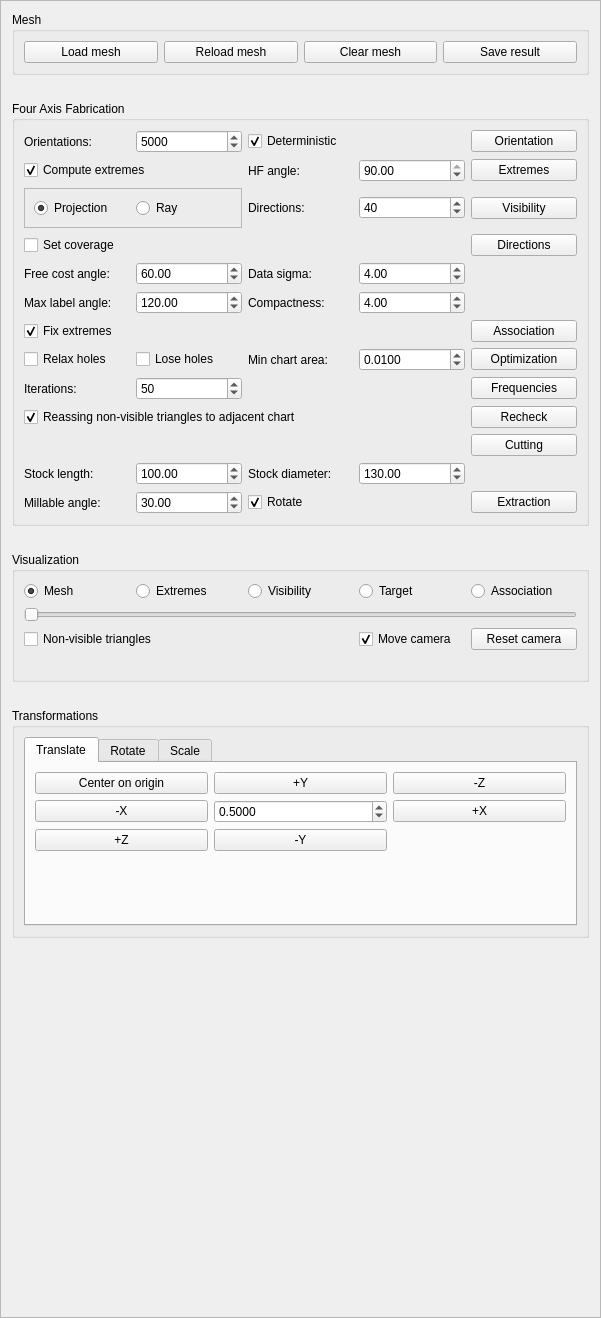
The window that GUI/managers/fouraxisfabricationmanager.ui (cg3hci/4AxisMilling) describes before a commit, drawn with Qt 5.
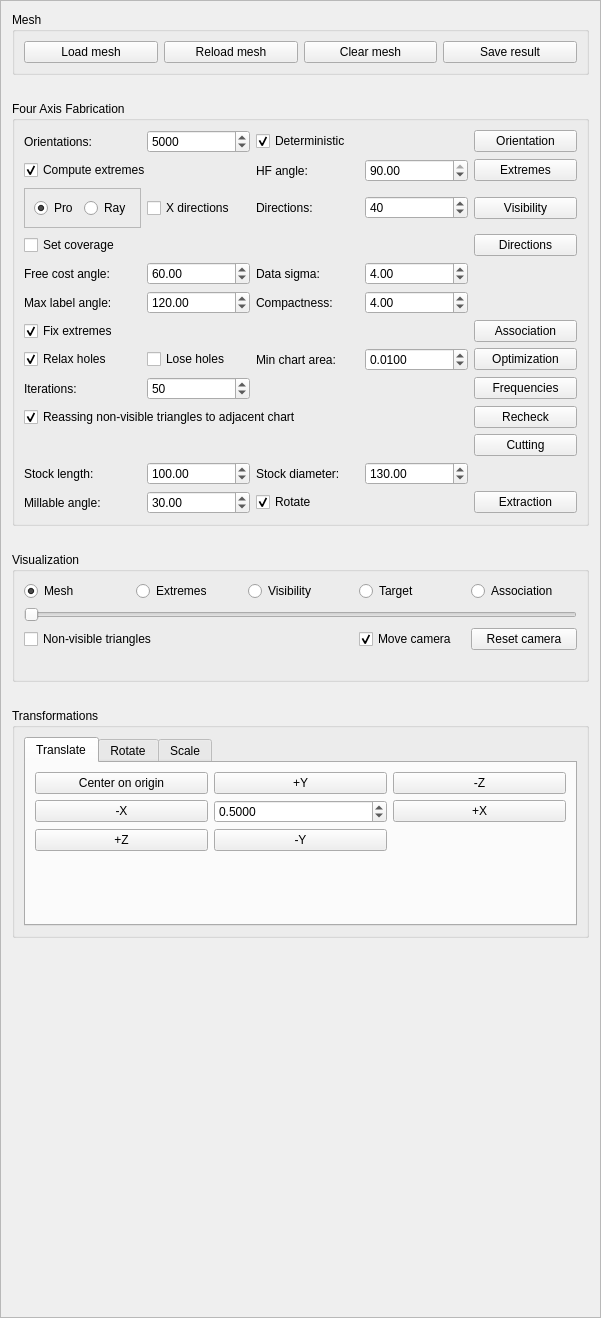
The same window after the commit.

Patch:
```diff
--- a/GUI/managers/fouraxisfabricationmanager.ui
+++ b/GUI/managers/fouraxisfabricationmanager.ui
@@ -371,246 +371,7 @@
       <string>Four Axis Fabrication</string>
      </property>
      <layout class="QGridLayout" name="gridLayout_4">
-      <item row="4" column="3">
-       <widget class="QLabel" name="checkVisibilityDirectionsLabel">
-        <property name="text">
-         <string>Directions:</string>
-        </property>
-       </widget>
-      </item>
-      <item row="4" column="4">
-       <widget class="QSpinBox" name="checkVisibilityDirectionsSpinBox">
-        <property name="maximum">
-         <number>360</number>
-        </property>
-        <property name="singleStep">
-         <number>2</number>
-        </property>
-        <property name="value">
-         <number>40</number>
-        </property>
-       </widget>
-      </item>
-      <item row="8" column="1">
-       <widget class="QLabel" name="getAssociationFreeCostAngleLabel">
-        <property name="text">
-         <string>Free cost angle:</string>
-        </property>
-       </widget>
-      </item>
-      <item row="0" column="1">
-       <widget class="QLabel" name="optimalOrientationOrientationsLabel">
-        <property name="text">
-         <string>Orientations:</string>
-        </property>
-       </widget>
-      </item>
-      <item row="0" column="3">
-       <widget class="QCheckBox" name="optimalOrientationDeterministicCheckBox">
-        <property name="layoutDirection">
-         <enum>Qt::LeftToRight</enum>
-        </property>
-        <property name="text">
-         <string>Deterministic</string>
-        </property>
-        <property name="checked">
-         <bool>true</bool>
-        </property>
-       </widget>
-      </item>
-      <item row="8" column="3">
-       <widget class="QLabel" name="getAssociationDataSigmaLabel">
-        <property name="text">
-         <string>Data sigma:</string>
-        </property>
-       </widget>
-      </item>
-      <item row="7" column="1" colspan="4">
-       <widget class="QCheckBox" name="targetDirectionsSetCoverageCheckBox">
-        <property name="text">
-         <string>Set coverage</string>
-        </property>
-        <property name="checked">
-         <bool>false</bool>
-        </property>
-       </widget>
-      </item>
-      <item row="7" column="5">
-       <widget class="QPushButton" name="targetDirectionsButton">
-        <property name="text">
-         <string>Directions</string>
-        </property>
-       </widget>
-      </item>
-      <item row="19" column="2">
-       <widget class="QDoubleSpinBox" name="extractResultsMillableAngleSpinBox">
-        <property name="maximum">
-         <double>90.000000000000000</double>
-        </property>
-        <property name="value">
-         <double>30.000000000000000</double>
-        </property>
-       </widget>
-      </item>
-      <item row="13" column="1">
-       <widget class="QCheckBox" name="optimizationRelaxHolesCheckBox">
-        <property name="text">
-         <string>Relax holes</string>
-        </property>
-        <property name="checked">
-         <bool>false</bool>
-        </property>
-       </widget>
-      </item>
-      <item row="18" column="3">
-       <widget class="QLabel" name="extractResultsStockDiameterLabel">
-        <property name="text">
-         <string>Stock diameter:</string>
-        </property>
-       </widget>
-      </item>
-      <item row="8" column="4">
-       <widget class="QDoubleSpinBox" name="getAssociationDataSigmaSpinBox">
-        <property name="minimum">
-         <double>0.050000000000000</double>
-        </property>
-        <property name="maximum">
-         <double>100.000000000000000</double>
-        </property>
-        <property name="singleStep">
-         <double>0.500000000000000</double>
-        </property>
-        <property name="value">
-         <double>4.000000000000000</double>
-        </property>
-       </widget>
-      </item>
-      <item row="18" column="2">
-       <widget class="QDoubleSpinBox" name="extractResultsStockLengthSpinBox">
-        <property name="maximum">
-         <double>10000.000000000000000</double>
-        </property>
-        <property name="value">
-         <double>100.000000000000000</double>
-        </property>
-       </widget>
-      </item>
-      <item row="10" column="1">
-       <widget class="QLabel" name="getAssociationMaxLabelAngleLabel">
-        <property name="text">
-         <string>Max label angle:</string>
-        </property>
-       </widget>
-      </item>
-      <item row="15" column="5">
-       <widget class="QPushButton" name="restoreFrequenciesButton">
-        <property name="text">
-         <string>Frequencies</string>
-        </property>
-       </widget>
-      </item>
-      <item row="3" column="1" colspan="2">
-       <widget class="QCheckBox" name="selectExtremesCheckbox">
-        <property name="text">
-         <string>Compute extremes</string>
-        </property>
-        <property name="checked">
-         <bool>true</bool>
-        </property>
-       </widget>
-      </item>
-      <item row="13" column="5">
-       <widget class="QPushButton" name="optimizationButton">
-        <property name="text">
-         <string>Optimization</string>
-        </property>
-       </widget>
-      </item>
-      <item row="8" column="2">
-       <widget class="QDoubleSpinBox" name="getAssociationFreeCostAngleSpinBox">
-        <property name="maximum">
-         <double>90.000000000000000</double>
-        </property>
-        <property name="singleStep">
-         <double>5.000000000000000</double>
-        </property>
-        <property name="value">
-         <double>60.000000000000000</double>
-        </property>
-       </widget>
-      </item>
-      <item row="17" column="5">
-       <widget class="QPushButton" name="cutComponentsButton">
-        <property name="text">
-         <string>Cutting</string>
-        </property>
-       </widget>
-      </item>
-      <item row="18" column="1">
-       <widget class="QLabel" name="extractResultsStockLengthLabel">
-        <property name="text">
-         <string>Stock length:</string>
-        </property>
-       </widget>
-      </item>
-      <item row="10" column="2">
-       <widget class="QDoubleSpinBox" name="getAssociationMaxLabelAngleSpinBox">
-        <property name="maximum">
-         <double>180.000000000000000</double>
-        </property>
-        <property name="singleStep">
-         <double>10.000000000000000</double>
-        </property>
-        <property name="value">
-         <double>120.000000000000000</double>
-        </property>
-       </widget>
-      </item>
-      <item row="15" column="2">
-       <widget class="QSpinBox" name="restoreFrequenciesIterationsSpinBox">
-        <property name="minimum">
-         <number>1</number>
-        </property>
-        <property name="maximum">
-         <number>1000</number>
-        </property>
-        <property name="value">
-         <number>50</number>
-        </property>
-       </widget>
-      </item>
-      <item row="13" column="2">
-       <widget class="QCheckBox" name="optimizationLoseHolesCheckBox">
-        <property name="text">
-         <string>Lose holes</string>
-        </property>
-       </widget>
-      </item>
-      <item row="16" column="5">
-       <widget class="QPushButton" name="recheckVisibilityButton">
-        <property name="text">
-         <string>Recheck</string>
-        </property>
-       </widget>
-      </item>
-      <item row="18" column="4">
-       <widget class="QDoubleSpinBox" name="extractResultsStockDiameterSpinBox">
-        <property name="maximum">
-         <double>10000.000000000000000</double>
-        </property>
-        <property name="value">
-         <double>130.000000000000000</double>
-        </property>
-       </widget>
-      </item>
-      <item row="3" column="5">
-       <widget class="QPushButton" name="selectExtremesButton">
-        <property name="text">
-         <string>Extremes</string>
-        </property>
-       </widget>
-      </item>
-      <item row="4" column="1" colspan="2">
+      <item row="4" column="1">
        <widget class="QFrame" name="checkVisibilityMethodFrame">
         <property name="frameShape">
          <enum>QFrame::StyledPanel</enum>
@@ -622,7 +383,7 @@
          <item>
           <widget class="QRadioButton" name="checkVisibilityProjectionRadio">
            <property name="text">
-            <string>Projection</string>
+            <string>Pro</string>
            </property>
            <property name="checked">
             <bool>true</bool>
@@ -639,14 +400,78 @@
         </layout>
        </widget>
       </item>
-      <item row="13" column="3">
+      <item row="0" column="2">
+       <widget class="QSpinBox" name="optimalOrientationOrientationsSpinBox">
+        <property name="minimum">
+         <number>4</number>
+        </property>
+        <property name="maximum">
+         <number>50000</number>
+        </property>
+        <property name="value">
+         <number>5000</number>
+        </property>
+       </widget>
+      </item>
+      <item row="11" column="2">
+       <widget class="QDoubleSpinBox" name="getAssociationMaxLabelAngleSpinBox">
+        <property name="maximum">
+         <double>180.000000000000000</double>
+        </property>
+        <property name="singleStep">
+         <double>10.000000000000000</double>
+        </property>
+        <property name="value">
+         <double>120.000000000000000</double>
+        </property>
+       </widget>
+      </item>
+      <item row="9" column="3">
+       <widget class="QLabel" name="getAssociationDataSigmaLabel">
+        <property name="text">
+         <string>Data sigma:</string>
+        </property>
+       </widget>
+      </item>
+      <item row="8" column="1" colspan="4">
+       <widget class="QCheckBox" name="targetDirectionsSetCoverageCheckBox">
+        <property name="text">
+         <string>Set coverage</string>
+        </property>
+        <property name="checked">
+         <bool>false</bool>
+        </property>
+       </widget>
+      </item>
+      <item row="14" column="5">
+       <widget class="QPushButton" name="optimizationButton">
+        <property name="text">
+         <string>Optimization</string>
+        </property>
+       </widget>
+      </item>
+      <item row="16" column="1">
+       <widget class="QLabel" name="restoreFrequenciesIterationsLabel">
+        <property name="text">
+         <string>Iterations:</string>
+        </property>
+       </widget>
+      </item>
+      <item row="19" column="3">
+       <widget class="QLabel" name="extractResultsStockDiameterLabel">
+        <property name="text">
+         <string>Stock diameter:</string>
+        </property>
+       </widget>
+      </item>
+      <item row="14" column="3">
        <widget class="QLabel" name="optimizationMinChartAreaLabel">
         <property name="text">
          <string>Min chart area:</string>
         </property>
        </widget>
       </item>
-      <item row="12" column="1">
+      <item row="13" column="1">
        <widget class="QCheckBox" name="getAssociationFixExtremesCheckBox">
         <property name="text">
          <string>Fix extremes</string>
@@ -656,61 +481,134 @@
         </property>
        </widget>
       </item>
-      <item row="19" column="5">
+      <item row="18" column="5">
+       <widget class="QPushButton" name="cutComponentsButton">
+        <property name="text">
+         <string>Cutting</string>
+        </property>
+       </widget>
+      </item>
+      <item row="0" column="5">
+       <widget class="QPushButton" name="optimalOrientationButton">
+        <property name="text">
+         <string>Orientation</string>
+        </property>
+       </widget>
+      </item>
+      <item row="3" column="4">
+       <widget class="QDoubleSpinBox" name="selectExtremesHeightfieldAngleSpinBox">
+        <property name="minimum">
+         <double>0.010000000000000</double>
+        </property>
+        <property name="maximum">
+         <double>90.000000000000000</double>
+        </property>
+        <property name="value">
+         <double>90.000000000000000</double>
+        </property>
+       </widget>
+      </item>
+      <item row="20" column="3">
+       <widget class="QCheckBox" name="extractResultsRotateCheckBox">
+        <property name="text">
+         <string>Rotate</string>
+        </property>
+        <property name="checked">
+         <bool>true</bool>
+        </property>
+       </widget>
+      </item>
+      <item row="20" column="5">
        <widget class="QPushButton" name="extractResultsButton">
         <property name="text">
          <string>Extraction</string>
         </property>
        </widget>
       </item>
-      <item row="10" column="4">
-       <widget class="QDoubleSpinBox" name="getAssociationCompactnessSpinBox">
+      <item row="3" column="5">
+       <widget class="QPushButton" name="selectExtremesButton">
+        <property name="text">
+         <string>Extremes</string>
+        </property>
+       </widget>
+      </item>
+      <item row="9" column="4">
+       <widget class="QDoubleSpinBox" name="getAssociationDataSigmaSpinBox">
+        <property name="minimum">
+         <double>0.050000000000000</double>
+        </property>
         <property name="maximum">
-         <double>1000.000000000000000</double>
+         <double>100.000000000000000</double>
+        </property>
+        <property name="singleStep">
+         <double>0.500000000000000</double>
         </property>
         <property name="value">
          <double>4.000000000000000</double>
         </property>
        </widget>
       </item>
-      <item row="15" column="1">
-       <widget class="QLabel" name="restoreFrequenciesIterationsLabel">
+      <item row="9" column="2">
+       <widget class="QDoubleSpinBox" name="getAssociationFreeCostAngleSpinBox">
+        <property name="maximum">
+         <double>90.000000000000000</double>
+        </property>
+        <property name="singleStep">
+         <double>5.000000000000000</double>
+        </property>
+        <property name="value">
+         <double>60.000000000000000</double>
+        </property>
+       </widget>
+      </item>
+      <item row="9" column="1">
+       <widget class="QLabel" name="getAssociationFreeCostAngleLabel">
         <property name="text">
-         <string>Iterations:</string>
+         <string>Free cost angle:</string>
         </property>
        </widget>
       </item>
-      <item row="19" column="1">
+      <item row="20" column="1">
        <widget class="QLabel" name="extractResultsMillableAngleLabel">
         <property name="text">
          <string>Millable angle:</string>
         </property>
        </widget>
       </item>
-      <item row="0" column="2">
-       <widget class="QSpinBox" name="optimalOrientationOrientationsSpinBox">
-        <property name="minimum">
-         <number>4</number>
-        </property>
-        <property name="maximum">
-         <number>50000</number>
-        </property>
-        <property name="value">
-         <number>5000</number>
-        </property>
-       </widget>
-      </item>
-      <item row="19" column="3">
-       <widget class="QCheckBox" name="extractResultsRotateCheckBox">
+      <item row="17" column="1" colspan="4">
+       <widget class="QCheckBox" name="recheckVisibilityReassignNonVisibleCheckBox">
         <property name="text">
-         <string>Rotate</string>
+         <string>Reassing non-visible triangles to adjacent chart</string>
         </property>
         <property name="checked">
          <bool>true</bool>
         </property>
        </widget>
       </item>
-      <item row="13" column="4">
+      <item row="16" column="2">
+       <widget class="QSpinBox" name="restoreFrequenciesIterationsSpinBox">
+        <property name="minimum">
+         <number>1</number>
+        </property>
+        <property name="maximum">
+         <number>1000</number>
+        </property>
+        <property name="value">
+         <number>50</number>
+        </property>
+       </widget>
+      </item>
+      <item row="19" column="4">
+       <widget class="QDoubleSpinBox" name="extractResultsStockDiameterSpinBox">
+        <property name="maximum">
+         <double>10000.000000000000000</double>
+        </property>
+        <property name="value">
+         <double>130.000000000000000</double>
+        </property>
+       </widget>
+      </item>
+      <item row="14" column="4">
        <widget class="QDoubleSpinBox" name="optimizationMinChartAreaSpinBox">
         <property name="decimals">
          <number>4</number>
@@ -726,34 +624,135 @@
         </property>
        </widget>
       </item>
-      <item row="16" column="1" colspan="4">
-       <widget class="QCheckBox" name="recheckVisibilityReassignNonVisibleCheckBox">
+      <item row="14" column="1">
+       <widget class="QCheckBox" name="optimizationRelaxHolesCheckBox">
         <property name="text">
-         <string>Reassing non-visible triangles to adjacent chart</string>
+         <string>Relax holes</string>
         </property>
         <property name="checked">
          <bool>true</bool>
         </property>
        </widget>
       </item>
-      <item row="0" column="5">
-       <widget class="QPushButton" name="optimalOrientationButton">
+      <item row="0" column="1">
+       <widget class="QLabel" name="optimalOrientationOrientationsLabel">
         <property name="text">
-         <string>Orientation</string>
+         <string>Orientations:</string>
         </property>
        </widget>
       </item>
-      <item row="12" column="5">
+      <item row="19" column="2">
+       <widget class="QDoubleSpinBox" name="extractResultsStockLengthSpinBox">
+        <property name="maximum">
+         <double>10000.000000000000000</double>
+        </property>
+        <property name="value">
+         <double>100.000000000000000</double>
+        </property>
+       </widget>
+      </item>
+      <item row="11" column="1">
+       <widget class="QLabel" name="getAssociationMaxLabelAngleLabel">
+        <property name="text">
+         <string>Max label angle:</string>
+        </property>
+       </widget>
+      </item>
+      <item row="20" column="2">
+       <widget class="QDoubleSpinBox" name="extractResultsMillableAngleSpinBox">
+        <property name="maximum">
+         <double>90.000000000000000</double>
+        </property>
+        <property name="value">
+         <double>30.000000000000000</double>
+        </property>
+       </widget>
+      </item>
+      <item row="13" column="5">
        <widget class="QPushButton" name="getAssociationButton">
         <property name="text">
          <string>Association</string>
         </property>
        </widget>
       </item>
-      <item row="10" column="3">
-       <widget class="QLabel" name="getAssociationCompactnessLabel">
+      <item row="17" column="5">
+       <widget class="QPushButton" name="recheckVisibilityButton">
         <property name="text">
-         <string>Compactness:</string>
+         <string>Recheck</string>
+        </property>
+       </widget>
+      </item>
+      <item row="11" column="4">
+       <widget class="QDoubleSpinBox" name="getAssociationCompactnessSpinBox">
+        <property name="maximum">
+         <double>1000.000000000000000</double>
+        </property>
+        <property name="value">
+         <double>4.000000000000000</double>
+        </property>
+       </widget>
+      </item>
+      <item row="8" column="5">
+       <widget class="QPushButton" name="targetDirectionsButton">
+        <property name="text">
+         <string>Directions</string>
+        </property>
+       </widget>
+      </item>
+      <item row="16" column="5">
+       <widget class="QPushButton" name="restoreFrequenciesButton">
+        <property name="text">
+         <string>Frequencies</string>
+        </property>
+       </widget>
+      </item>
+      <item row="19" column="1">
+       <widget class="QLabel" name="extractResultsStockLengthLabel">
+        <property name="text">
+         <string>Stock length:</string>
+        </property>
+       </widget>
+      </item>
+      <item row="0" column="3">
+       <widget class="QCheckBox" name="optimalOrientationDeterministicCheckBox">
+        <property name="layoutDirection">
+         <enum>Qt::LeftToRight</enum>
+        </property>
+        <property name="text">
+         <string>Deterministic</string>
+        </property>
+        <property name="checked">
+         <bool>true</bool>
+        </property>
+       </widget>
+      </item>
+      <item row="14" column="2">
+       <widget class="QCheckBox" name="optimizationLoseHolesCheckBox">
+        <property name="text">
+         <string>Lose holes</string>
+        </property>
+       </widget>
+      </item>
+      <item row="4" column="4">
+       <widget class="QSpinBox" name="checkVisibilityDirectionsSpinBox">
+        <property name="maximum">
+         <number>360</number>
+        </property>
+        <property name="singleStep">
+         <number>2</number>
+        </property>
+        <property name="value">
+         <number>40</number>
+        </property>
+       </widget>
+      </item>
+      <item row="3" column="1" colspan="2">
+       <widget class="QCheckBox" name="selectExtremesCheckbox">
+        <property name="text">
+         <string>Compute extremes</string>
+        </property>
+        <property name="checked">
+         <bool>true</bool>
         </property>
        </widget>
       </item>
@@ -764,16 +763,10 @@
         </property>
        </widget>
       </item>
-      <item row="3" column="4">
-       <widget class="QDoubleSpinBox" name="selectExtremesHeightfieldAngleSpinBox">
-        <property name="minimum">
-         <double>0.010000000000000</double>
-        </property>
-        <property name="maximum">
-         <double>90.000000000000000</double>
-        </property>
-        <property name="value">
-         <double>90.000000000000000</double>
+      <item row="11" column="3">
+       <widget class="QLabel" name="getAssociationCompactnessLabel">
+        <property name="text">
+         <string>Compactness:</string>
         </property>
        </widget>
       </item>
@@ -784,6 +777,20 @@
         </property>
        </widget>
       </item>
+      <item row="4" column="3">
+       <widget class="QLabel" name="checkVisibilityDirectionsLabel">
+        <property name="text">
+         <string>Directions:</string>
+        </property>
+       </widget>
+      </item>
+      <item row="4" column="2">
+       <widget class="QCheckBox" name="checkVisibilityXDirectionsCheckBox">
+        <property name="text">
+         <string>X directions</string>
+        </property>
+       </widget>
+      </item>
      </layout>
     </widget>
    </item>
```
